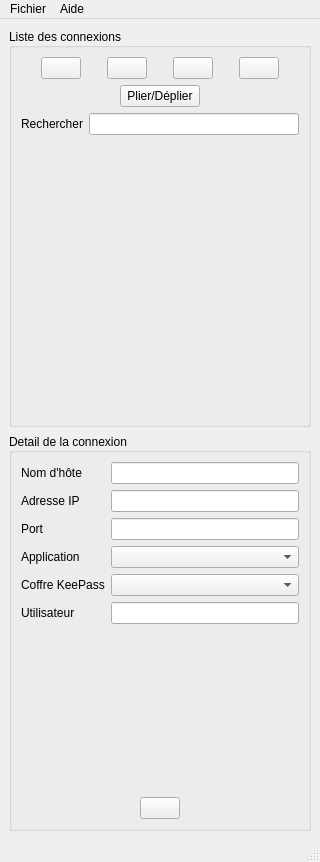
First picture: the form in main/UI/main.ui, repository faro93/YARCoM.Qt, before the edit.
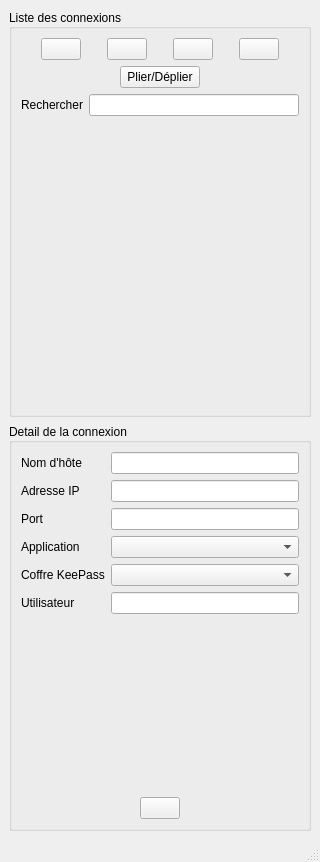
Second picture: the form after the edit. Icons and pictures are not drawn.

```diff
--- a/main/UI/main.ui
+++ b/main/UI/main.ui
@@ -404,27 +404,6 @@
      <height>22</height>
     </rect>
    </property>
-   <widget class="QMenu" name="m_File">
-    <property name="title">
-     <string>Fichier</string>
-    </property>
-    <addaction name="actionOpen"/>
-    <addaction name="action_Save"/>
-    <addaction name="actionSave_as"/>
-    <addaction name="action_Close"/>
-    <addaction name="separator"/>
-    <addaction name="action_Preferences"/>
-    <addaction name="separator"/>
-    <addaction name="action_Quit"/>
-   </widget>
-   <widget class="QMenu" name="m_Help">
-    <property name="title">
-     <string>Aide</string>
-    </property>
-    <addaction name="actionAbout"/>
-   </widget>
-   <addaction name="m_File"/>
-   <addaction name="m_Help"/>
   </widget>
   <widget class="QStatusBar" name="statusbar"/>
   <action name="actionOpen">
```
Left out of the diff: 2 changed lines with no effect on the pictures.
